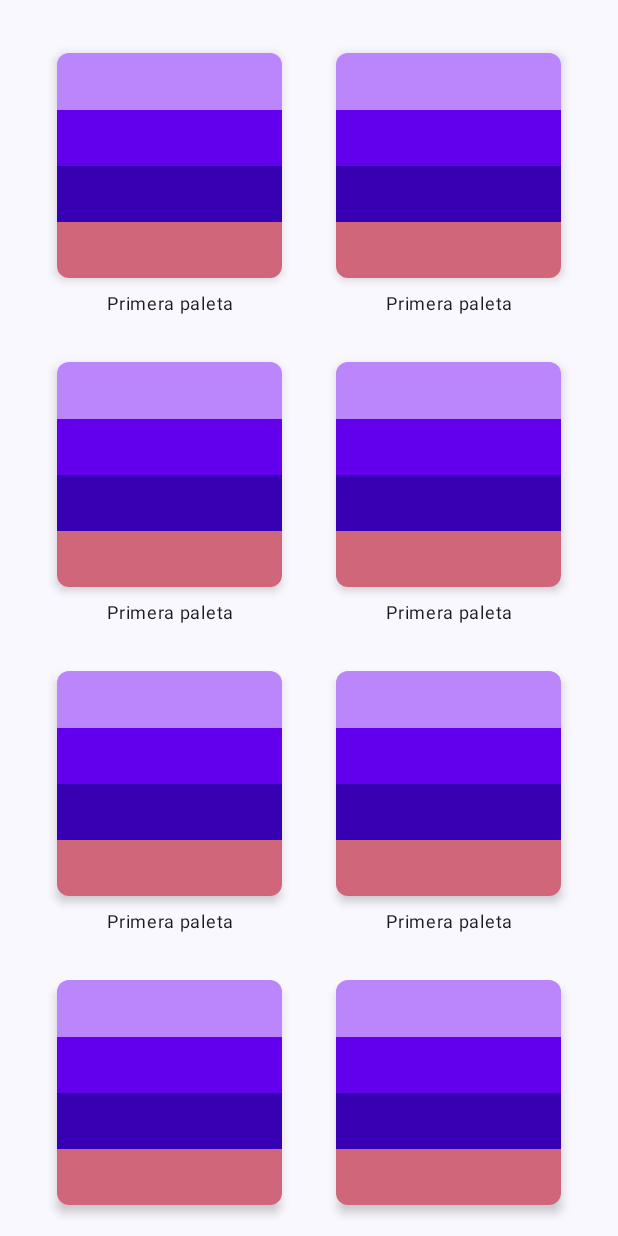
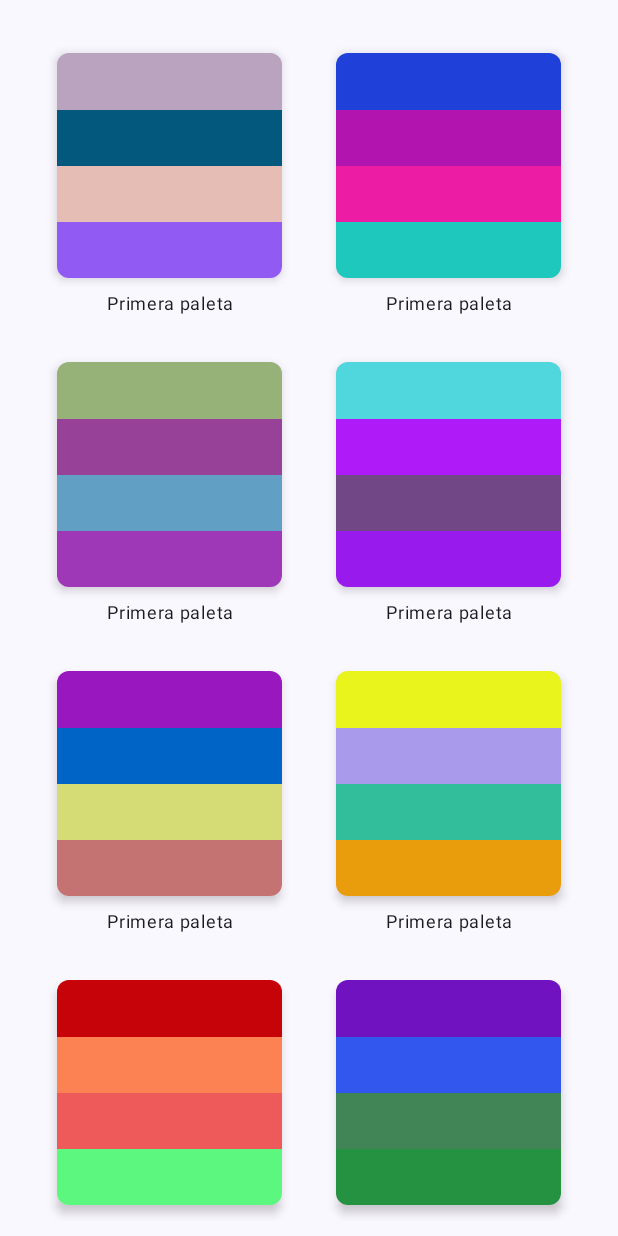
Before and after one commit to 0spol/ColorPlayground, an Android app built with Jetpack Compose: the screen it shows after launch (CardExample), on a phone screen of 412 x 824 dp. Run offline under Robolectric (Android 15) with nearby library versions, the phone set to English and light mode, and no system bars.

Commit message:
Random Colors: Descobrimento de como aplicar as cores no Card

```diff
--- a/app/src/main/java/com/ospol/colorplayground/testes/CardExample.kt
+++ b/app/src/main/java/com/ospol/colorplayground/testes/CardExample.kt
@@ -35,8 +35,15 @@ import androidx.compose.ui.unit.dp
 import androidx.compose.ui.unit.sp
 import com.ospol.colorplayground.R
 import com.ospol.colorplayground.ui.theme.ColorPlaygroundTheme
+import com.ospol.colorplayground.ui.theme.PrimaryDark
+import com.ospol.colorplayground.ui.theme.PrimaryLight
+import com.ospol.colorplayground.ui.theme.SecondaryDark
+import com.ospol.colorplayground.ui.theme.SecondaryLight
+import kotlin.random.Random
 
 class CardExample : ComponentActivity()     {
+
+
 override fun onCreate(savedInstanceState: Bundle?) {
     super.onCreate(savedInstanceState)
     enableEdgeToEdge()
@@ -72,6 +79,12 @@ fun MyCardList(){
 
 @Composable
 fun MyCard2(){
+
+    val primaryColor = randomColor()
+    val secondaryColor = randomColor()
+    val tertiaryColor = randomColor()
+    val errorColor = randomColor()
+
     Column(
         modifier = Modifier.padding(5.dp)
     ) {
@@ -81,10 +94,10 @@ fun MyCard2(){
             elevation = CardDefaults.cardElevation(defaultElevation = 4.dp)
         ) {
             Column {
-                Box(modifier = Modifier.weight(1f).fillMaxWidth().background(colorResource(id = R.color.custom_primary)))
-                Box(modifier = Modifier.weight(1f).fillMaxWidth().background(colorResource(id = R.color.custom_secondary)))
-                Box(modifier = Modifier.weight(1f).fillMaxWidth().background(colorResource(id = R.color.custom_tertiary)))
-                Box(modifier = Modifier.weight(1f).fillMaxWidth().background(colorResource(id = R.color.custom_error)))
+                Box(modifier = Modifier.weight(1f).fillMaxWidth().background(primaryColor))
+                Box(modifier = Modifier.weight(1f).fillMaxWidth().background(secondaryColor))
+                Box(modifier = Modifier.weight(1f).fillMaxWidth().background(tertiaryColor))
+                Box(modifier = Modifier.weight(1f).fillMaxWidth().background(errorColor))
             }}
         Text(
             text = "Primera paleta",
@@ -97,6 +110,15 @@ fun MyCard2(){
     }
 }
 
+fun randomColor(): Color {
+    return Color(
+        red = Random.nextFloat(),
+        green = Random.nextFloat(),
+        blue = Random.nextFloat(),
+        alpha = 1f
+    )
+}
+
 @Preview(showBackground = true)
 @Composable
 fun MyCardPreview(){
--- a/app/src/main/java/com/ospol/colorplayground/ui/theme/Color.kt
+++ b/app/src/main/java/com/ospol/colorplayground/ui/theme/Color.kt
@@ -11,7 +11,17 @@ val Purple40 = Color(0xFF6650a4)
 val PurpleGrey40 = Color(0xFF625b71)
 val Pink40 = Color(0xFF7D5260)
 
-val CustomPrimary = Color(0xFFBB86FC)
-val CustomSecondary = Color(0xFF6200EE)
-val CustomTertiary = Color(0xFF3700B3)
-val CustomError = Color(0xFFCF6679)
+// Cores do tema claro
+val PrimaryLight = Color(0xFFCDDC39)
+val SecondaryLight = Color(0xFF03DAC5)
+val BackgroundLight = Color(0xFFFFFFFF)
+val SurfaceLight = Color(0xFFFFFFFF)
+val OnPrimaryLight = Color(0xFFFFFFFF)
+val OnSecondaryLight = Color(0xFF000000)
+
+// Cores do tema escuro
+val PrimaryDark = Color(0xFFBB86FC)
+val SecondaryDark = Color(0xFFDA0392)
+val BackgroundDark = Color(0xFF121212)
+val SurfaceDark = Color(0xFF121212)
+val OnPrimaryDark = Color(0xFF000000)
--- a/app/src/main/java/com/ospol/colorplayground/ui/theme/Theme.kt
+++ b/app/src/main/java/com/ospol/colorplayground/ui/theme/Theme.kt
@@ -11,18 +11,22 @@ import androidx.compose.material3.lightColorScheme
 import androidx.compose.runtime.Composable
 import androidx.compose.ui.platform.LocalContext
 
-private val DarkColorScheme = darkColorScheme(
-    primary = CustomPrimary,
-    secondary = CustomSecondary,
-    tertiary = CustomTertiary,
-    error = CustomError
+private val LightColors = lightColorScheme(
+    primary = PrimaryLight,
+    secondary = SecondaryLight,
+    background = BackgroundLight,
+    surface = SurfaceLight,
+    onPrimary = OnPrimaryLight,
+    onSecondary = OnSecondaryLight
 )
 
-private val LightColorScheme = lightColorScheme(
-    primary = CustomPrimary,
-    secondary = CustomSecondary,
-    tertiary = CustomTertiary,
-    error = CustomError
+private val DarkColors = darkColorScheme(
+    primary = PrimaryDark,
+    secondary = SecondaryDark,
+    background = BackgroundDark,
+    surface = SurfaceDark,
+    onPrimary = OnPrimaryDark,
+
 )
 
 @Composable
@@ -36,8 +40,8 @@ fun ColorPlaygroundTheme(
             val context = LocalContext.current
             if (darkTheme) dynamicDarkColorScheme(context) else dynamicLightColorScheme(context)
         }
-        darkTheme -> DarkColorScheme
-        else -> LightColorScheme
+        darkTheme -> DarkColors
+        else -> LightColors
     }
 
     MaterialTheme(
--- a/app/src/main/res/values/colors.xml
+++ b/app/src/main/res/values/colors.xml
@@ -9,9 +9,4 @@
     <color name="white">#FFFFFFFF</color>
 
 
-
-    <color name="custom_primary">#BB86FC</color>
-    <color name="custom_secondary">#6200EE</color>
-    <color name="custom_tertiary">#3700B3</color>
-    <color name="custom_error">#CF6679</color>
 </resources>
```
